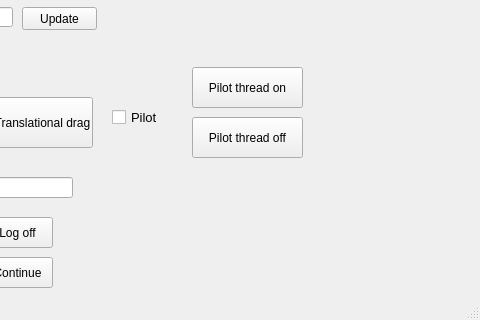
Qt form mainwindow.ui (erikfredin/FrankaEmikaGUI) before a commit; both pictures show x 238 to 718 and y 282 to 602 of the 718 by 602 pixel window.
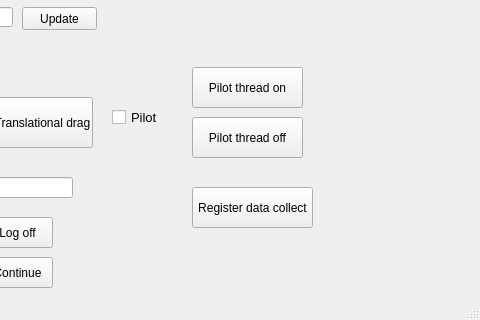
The same form after that commit.

The edit to the form file:
```diff
--- a/mainwindow.ui
+++ b/mainwindow.ui
@@ -538,6 +538,19 @@
      <string>Pilot thread off</string>
     </property>
    </widget>
+   <widget class="QPushButton" name="pushButton_registercollect">
+    <property name="geometry">
+     <rect>
+      <x>430</x>
+      <y>450</y>
+      <width>121</width>
+      <height>41</height>
+     </rect>
+    </property>
+    <property name="text">
+     <string>Register data collect</string>
+    </property>
+   </widget>
   </widget>
   <widget class="QMenuBar" name="menubar">
    <property name="geometry">
```
